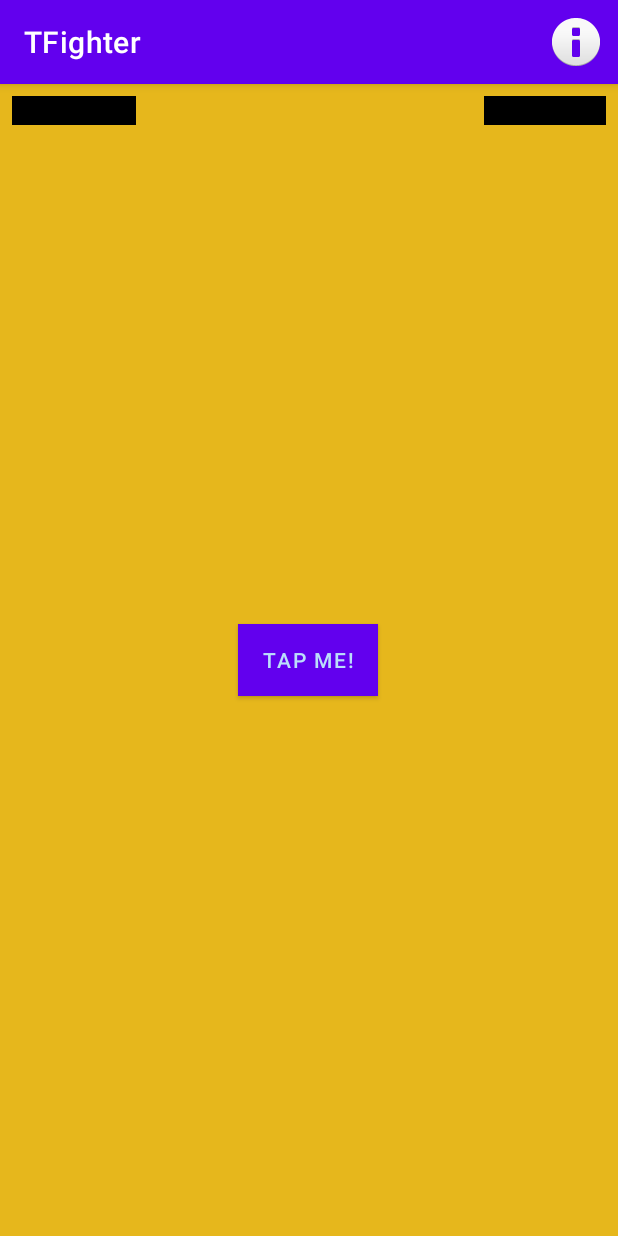
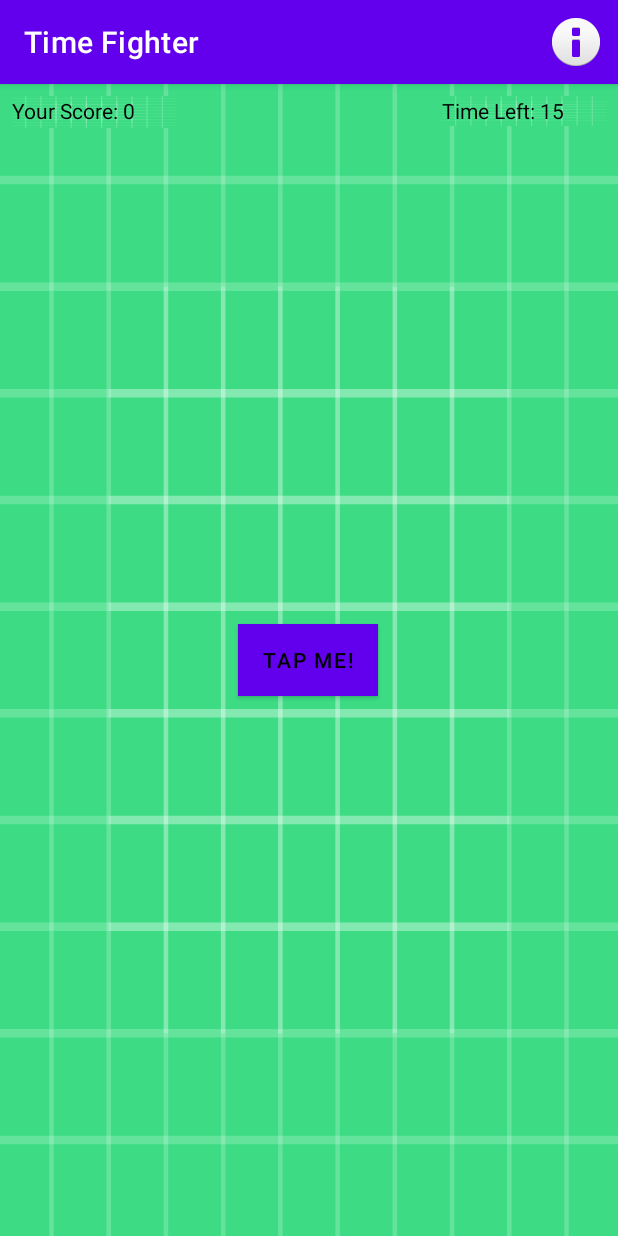
Before and after one commit to LuchoCassani/timeFigther, an Android app: the screen it shows after launch (MainActivity), on a phone screen of 412 x 824 dp. Run offline under Robolectric (Android 15) with nearby library versions, the phone set to English and light mode, and no system bars.

Commit message:
cambio de colores

```diff
--- a/app/src/main/java/com/raywenderlich/timefighter/timefighter/cassani/MainActivity.kt
+++ b/app/src/main/java/com/raywenderlich/timefighter/timefighter/cassani/MainActivity.kt
@@ -20,13 +20,13 @@ class MainActivity : AppCompatActivity() {
 
     private var gameStarted = false
     private lateinit var countDownTimer: CountDownTimer
-    private var initialCountDown: Long = 60000
+    private var initialCountDown: Long = 15000
     private var countDownInterval: Long = 1000
 
     private lateinit var tapMeButton: Button
     private lateinit var gameScoreTextView: TextView
     private lateinit var timeLeftTextView: TextView
-    private var timeLeftOnTimer: Long = 60000
+    private var timeLeftOnTimer: Long = 15000
 
     companion object {
         private val TAG = MainActivity::class.java.simpleName
--- a/app/src/main/res/layout/activity_main.xml
+++ b/app/src/main/res/layout/activity_main.xml
@@ -4,30 +4,30 @@
     xmlns:tools="http://schemas.android.com/tools"
     android:layout_width="match_parent"
     android:layout_height="match_parent"
-    android:background="@color/colorBackground"
+    android:background="@drawable/ic_launcher_background"
     tools:context=".MainActivity">
 
     <TextView
         android:id="@+id/gameScoreTextView"
-        android:layout_width="wrap_content"
-        android:layout_height="wrap_content"
+        android:layout_width="109dp"
+        android:layout_height="21dp"
         android:layout_marginStart="8dp"
         android:layout_marginTop="8dp"
-        android:background="@color/material_dynamic_neutral0"
+        android:background="@drawable/ic_launcher_background"
         android:text="@string/yourScore"
-        android:textColor="#000000"
+        android:textColor="@color/textColor"
         app:layout_constraintStart_toStartOf="parent"
         app:layout_constraintTop_toTopOf="parent" />
 
     <TextView
         android:id="@+id/timeLeftTextView"
-        android:layout_width="wrap_content"
-        android:layout_height="wrap_content"
+        android:layout_width="109dp"
+        android:layout_height="20dp"
         android:layout_marginTop="8dp"
         android:layout_marginEnd="8dp"
-        android:background="@color/material_dynamic_neutral0"
+        android:background="@drawable/ic_launcher_background"
         android:text="@string/timeLeft"
-        android:textColor="#000000"
+        android:textColor="@color/textColor"
         app:layout_constraintEnd_toEndOf="parent"
         app:layout_constraintTop_toTopOf="parent" />
 
@@ -35,9 +35,10 @@
         android:id="@+id/tapMeButton"
         android:layout_width="wrap_content"
         android:layout_height="wrap_content"
-        android:background="@color/buttonColor"
+        android:background="@color/button"
+        android:backgroundTint="#F4EFEF"
         android:text="@string/tapMe"
-        android:textColor="#BBDEFB"
+        android:textColor="#000000"
         app:layout_constraintBottom_toBottomOf="parent"
         app:layout_constraintEnd_toEndOf="parent"
         app:layout_constraintHorizontal_bias="0.498"
--- a/app/src/main/res/values/colors.xml
+++ b/app/src/main/res/values/colors.xml
@@ -1,12 +1,15 @@
 <?xml version="1.0" encoding="utf-8"?>
 <resources>
-    <color name="purple_200">#FFBB86FC</color>
+    <color name="purple_200">#F50605</color>
     <color name="purple_500">#FF6200EE</color>
-    <color name="purple_700">#FF3700B3</color>
-    <color name="teal_200">#FF03DAC5</color>
+    <color name="purple_700">#49F568</color>
+    <color name="teal_200">#F2294E</color>
     <color name="teal_700">#FF018786</color>
-    <color name="black">#FF000000</color>
-    <color name="white">#FFFFFFFF</color>
+    <color name="black">#7405F5</color>
+    <color name="white">#FF057E</color>
     <color name="colorBackground">#E6B71C</color>
-    <color name="buttonColor">#7E502C</color>
+    <color name="buttonColor">#7E0605</color>
+    <color name="textColor">#000000</color>
+    <color name="button">#F7F5F4</color>
+    <color name="background_color">#FF2505</color>
 </resources>
--- a/app/src/main/res/values/strings.xml
+++ b/app/src/main/res/values/strings.xml
@@ -1,5 +1,5 @@
 <resources>
-    <string name="app_name">TFighter</string>
+    <string name="app_name">Time Fighter</string>
     <string name="yourScore">Your Score: %1$d</string>
     <string name="timeLeft">Time Left: %1$d</string>
     <string name="tapMe">Tap Me!</string>
--- a/app/src/main/res/values/themes.xml
+++ b/app/src/main/res/values/themes.xml
@@ -8,8 +8,10 @@
         <!-- Secondary brand color. -->
         <item name="colorSecondary">@color/teal_200</item>
         <item name="colorSecondaryVariant">@color/teal_700</item>
-        <item name="colorOnSecondary">@color/black</item>
+        <item name="colorOnSecondary">@color/textColor</item>
         <!-- Status bar color. -->
         <item name="android:statusBarColor" tools:targetApi="l">?attr/colorPrimaryVariant</item>
+
+
     </style>
 </resources>
```
